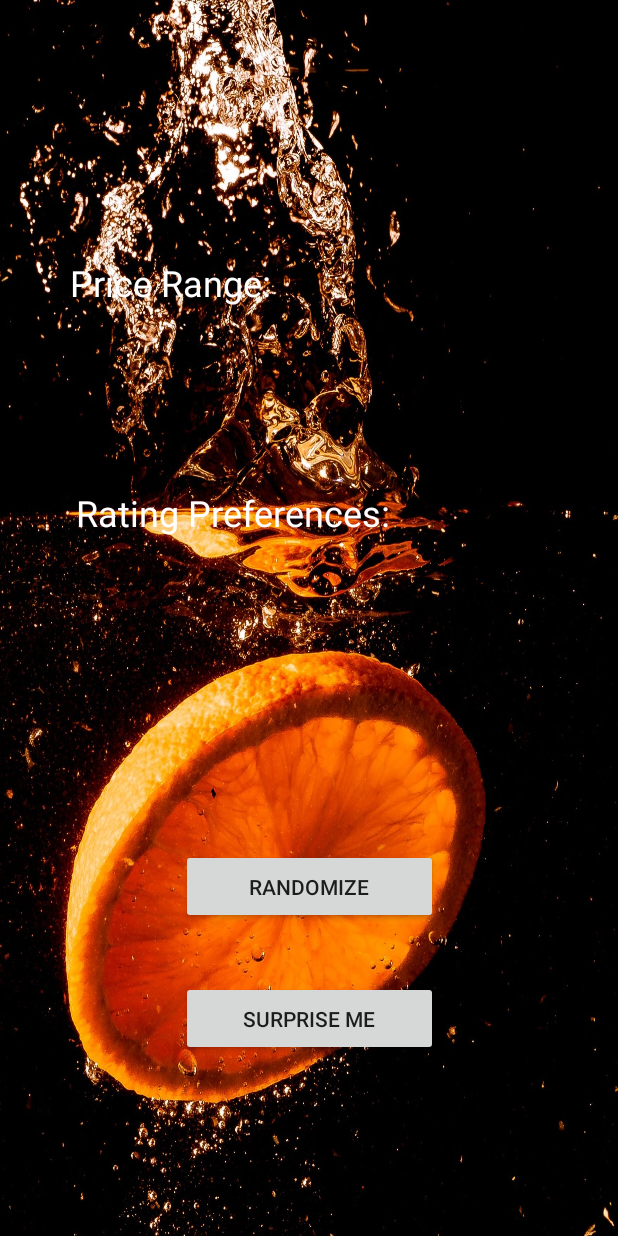
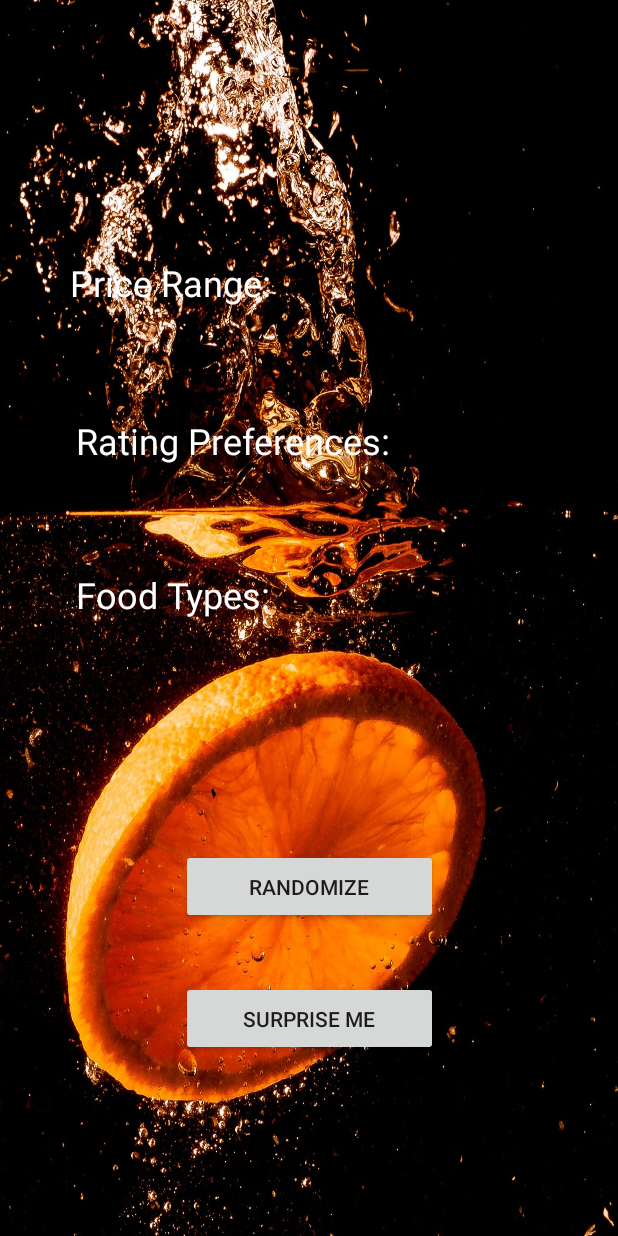
Before and after one commit to larzmarz/RestaurantRoulette, an Android app: the SearchPageActivity screen opened directly, with no data from a screen before it, on a phone screen of 412 x 824 dp. Run offline under Robolectric (Android 15) with nearby library versions, the light colour scheme and no system bars; our stand-ins replace Picasso; libraries missing offline, so code that uses them is left out: com.codepath.asynchttpclient; pictures from the network do not load; 6 statements that could not run were skipped.

Commit message:
got aliases, working on pop up menu

```diff
--- a/app/src/main/java/com/example/restaurantroulette/SearchPageActivity.java
+++ b/app/src/main/java/com/example/restaurantroulette/SearchPageActivity.java
@@ -32,7 +32,6 @@ import okhttp3.Headers;
 public class SearchPageActivity extends AppCompatActivity implements AdapterView.OnItemSelectedListener {
     private Spinner spTypeFood;
     private Spinner spPriceRange;
-    private Spinner spLocation;
     private Spinner spRating;
     private Button btRandomize;
     private Button btSurpriseMe;
@@ -57,6 +56,7 @@ public class SearchPageActivity extends AppCompatActivity implements AdapterView
         String mileRadius = intent.getStringExtra("radius");
         spPriceRange = findViewById(R.id.spPriceRange);
         spRating = findViewById(R.id.spRating);
+        spTypeFood = findViewById(R.id.spFoodTypes);
         btSurpriseMe = findViewById(R.id.btSurpriseMe);
         btSurpriseMe.setOnClickListener(new View.OnClickListener() {
             // here is where the restaurant will be completely randomized
@@ -91,9 +91,14 @@ public class SearchPageActivity extends AppCompatActivity implements AdapterView
         // TODO: get zipcode input from the search page
         int zip_int = Integer.parseInt(zipcode);
         int radius_int = Integer.parseInt(mileRadius);
-        if(radius_int == 0){
+        if (radius_int == 0) {
             radius_int = 1609 * 20;
-        }else if(radius_int > 0){
+            //TODO: troubleshoot this line and uncomment it when done
+            //the max radius is 25 miles
+//        }else if (radius_int > 25){
+//            radius_int = 1609 * 25;
+//        }
+        }else if (radius_int > 0 && radius_int <= 25){
             radius_int *= 1609;
         }
         String location = "?location=" + zip_int;
@@ -115,12 +120,13 @@ public class SearchPageActivity extends AppCompatActivity implements AdapterView
                         AddToArrayOfUrl(objectBusiness.getString("url"));
                         //go into the categories to get the correct aliases
                         //TODO: see why it interferes with the program above and stops the for loop
-                        //AddToCategoryAliasArray(objectBusiness.getJSONObject("categories").getString("alias"));
-
+                        //iterate through categories
+                        AddToCategoryAliasArray(objectBusiness.getJSONArray("categories").getJSONObject(0).getString("alias"));
                     }
                     // price String array set up
                 }catch (JSONException e) {
                     e.printStackTrace();
+                    Log.i("error: ",  e.toString());
                 }
             }
             @Override
@@ -133,10 +139,14 @@ public class SearchPageActivity extends AppCompatActivity implements AdapterView
         // TODO: make the string array priceString & ratingString successfully link below
         // priceString crashes the app
         ArrayAdapter<String> adapter1 = new ArrayAdapter(this, android.R.layout.simple_spinner_item, filteredPrice);
+        ArrayAdapter<String> adapter2 = new ArrayAdapter<>(getApplicationContext(), android.R.layout.simple_spinner_item, categoriesAlias);
         ArrayAdapter<String> adapter3 = new ArrayAdapter(getApplicationContext(), android.R.layout.simple_spinner_item, filteredRating);
+
         adapter1.setDropDownViewResource(android.R.layout.simple_spinner_dropdown_item);
+        adapter2.setDropDownViewResource(android.R.layout.simple_spinner_dropdown_item);
         adapter3.setDropDownViewResource(android.R.layout.simple_spinner_dropdown_item);
         spPriceRange.setAdapter(adapter1);
+        spTypeFood.setAdapter(adapter2);
         spRating.setAdapter(adapter3);
 
         // these are the user's responses
@@ -146,7 +156,7 @@ public class SearchPageActivity extends AppCompatActivity implements AdapterView
 
     }
 
-    //storing the different strings to then compare their values
+    // storing the different strings to then compare their values
     private void AddToCategoryAliasArray(String al){
         if (!categoriesAlias.contains(al)) {
             categoriesAlias.add(al);
@@ -156,7 +166,7 @@ public class SearchPageActivity extends AppCompatActivity implements AdapterView
     private void AddToArrayOfPrice(String p){price.add(p); filteredPriceMethod(p);}
     private void AddToArrayOfRating(Double r){rating.add(r); filteredRatingMethod(r);}
 
-    //TODO: sort all the values to then throw the options back at the spinners
+    // TODO: sort all the values to then throw the options back at the spinners
     private void filteredRatingMethod(Double r) {
         if (r >= 1 && r < 2){
             if (!filteredRating.contains("1+")){
@@ -206,9 +216,7 @@ public class SearchPageActivity extends AppCompatActivity implements AdapterView
             }
         }
 }
-
-
-    //adds alias if it's not a repeat
+    // adds alias if it's not a repeat
     private void AddToArrayOfName(String a){
         if (!name.contains(a)) {
             name.add(a);
--- a/app/src/main/res/layout/activity_search_page.xml
+++ b/app/src/main/res/layout/activity_search_page.xml
@@ -6,6 +6,28 @@
     android:layout_height="match_parent"
     android:background="@drawable/orange_splash"
     tools:context=".SearchPageActivity">
+
+    <Spinner
+        android:id="@+id/spFoodTypes"
+        android:layout_width="361dp"
+        android:layout_height="34dp"
+        android:layout_marginTop="108dp"
+        app:layout_constraintEnd_toEndOf="parent"
+        app:layout_constraintHorizontal_bias="0.68"
+        app:layout_constraintStart_toStartOf="parent"
+        app:layout_constraintTop_toBottomOf="@+id/tvRating" />
+
+    <TextView
+        android:id="@+id/tvFoodTypes"
+        android:layout_width="145dp"
+        android:layout_height="35dp"
+        android:layout_marginStart="16dp"
+        android:layout_marginTop="380dp"
+        android:text="Food Types:"
+        android:textColor="#FFFFFF"
+        android:textSize="24sp"
+        app:layout_constraintStart_toStartOf="@+id/spPriceRange"
+        app:layout_constraintTop_toTopOf="parent" />
 
     <androidx.appcompat.widget.AppCompatButton
         android:id="@+id/btSurpriseMe"
@@ -22,7 +44,7 @@
         android:layout_width="254dp"
         android:layout_height="38dp"
         android:layout_marginStart="4dp"
-        android:layout_marginTop="80dp"
+        android:layout_marginTop="32dp"
         android:text="Rating Preferences:"
         android:textColor="#FFFFFF"
         android:textSize="24sp"
```
